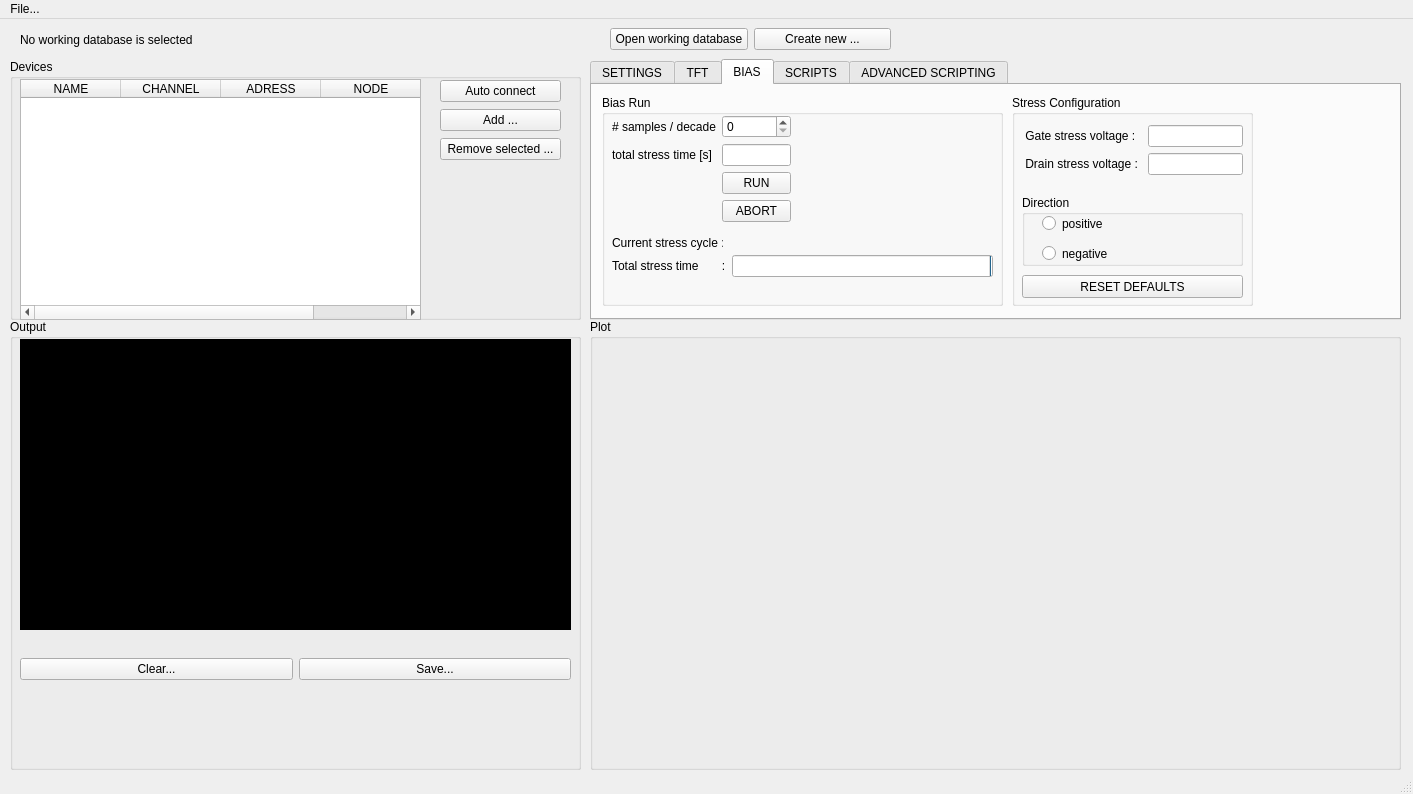
Before: the Qt Designer form BiasStress/ui_files/main_view.ui in ameysm/BiasStress, drawn with Qt 5.
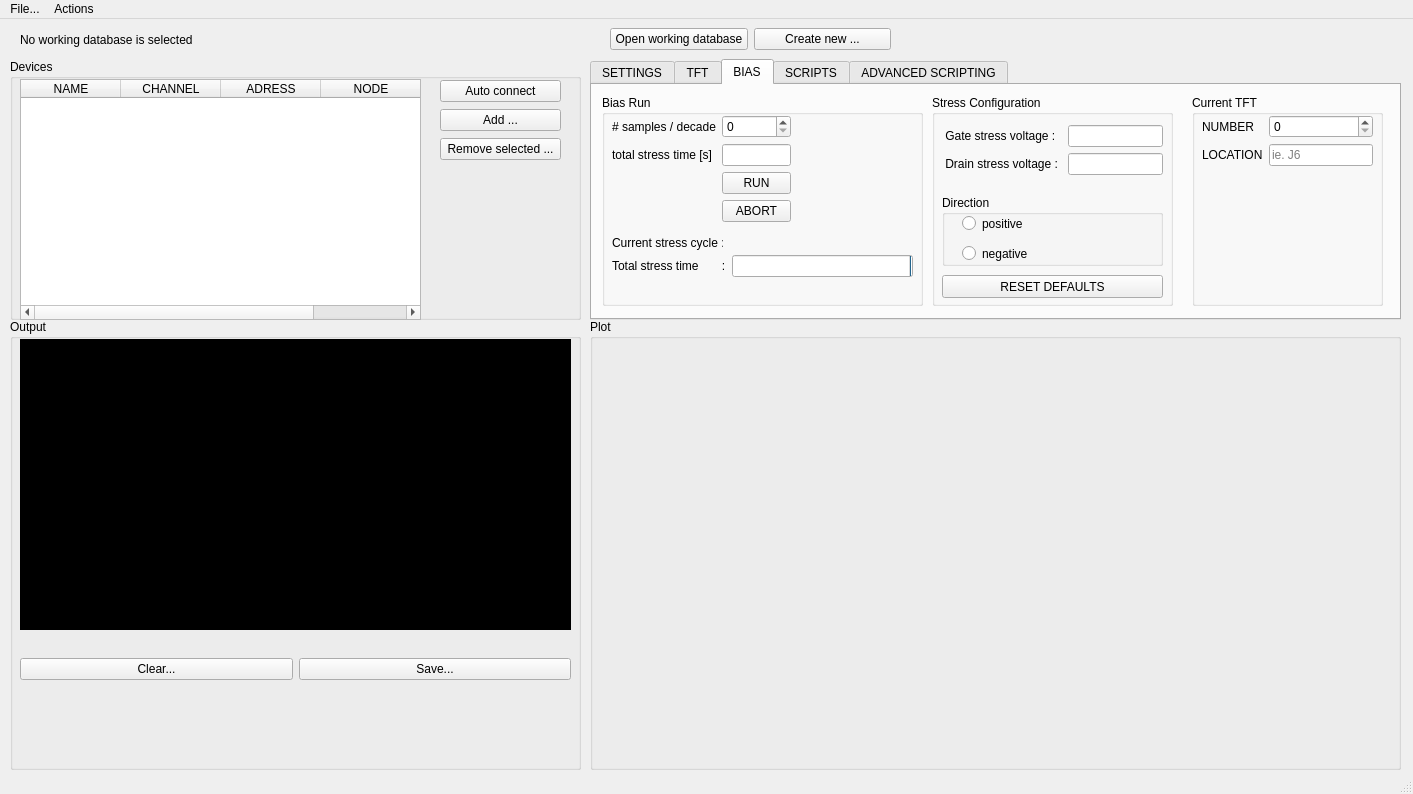
After: the same form once the commit is applied. Custom widgets are drawn as their Qt base class.

Diff of the .ui file:
```diff
--- a/BiasStress/ui_files/main_view.ui
+++ b/BiasStress/ui_files/main_view.ui
@@ -1088,7 +1088,7 @@
        <rect>
         <x>10</x>
         <y>10</y>
-        <width>401</width>
+        <width>321</width>
         <height>211</height>
        </rect>
       </property>
@@ -1153,7 +1153,7 @@
         <rect>
          <x>10</x>
          <y>160</y>
-         <width>381</width>
+         <width>301</width>
          <height>31</height>
         </rect>
        </property>
@@ -1219,7 +1219,7 @@
      <widget class="QGroupBox" name="groupBox_9">
       <property name="geometry">
        <rect>
-        <x>420</x>
+        <x>340</x>
         <y>10</y>
         <width>241</width>
         <height>211</height>
@@ -1316,6 +1316,55 @@
        </property>
       </widget>
      </widget>
+     <widget class="QGroupBox" name="groupBox_11">
+      <property name="geometry">
+       <rect>
+        <x>600</x>
+        <y>10</y>
+        <width>191</width>
+        <height>211</height>
+       </rect>
+      </property>
+      <property name="title">
+       <string>Current TFT</string>
+      </property>
+      <widget class="QWidget" name="formLayoutWidget_10">
+       <property name="geometry">
+        <rect>
+         <x>10</x>
+         <y>20</y>
+         <width>171</width>
+         <height>80</height>
+        </rect>
+       </property>
+       <layout class="QFormLayout" name="formLayout_10">
+        <item row="0" column="0">
+         <widget class="QLabel" name="label_25">
+          <property name="text">
+           <string>NUMBER</string>
+          </property>
+         </widget>
+        </item>
+        <item row="0" column="1">
+         <widget class="QSpinBox" name="tft_number"/>
+        </item>
+        <item row="1" column="0">
+         <widget class="QLabel" name="label_26">
+          <property name="text">
+           <string>LOCATION</string>
+          </property>
+         </widget>
+        </item>
+        <item row="1" column="1">
+         <widget class="QLineEdit" name="tft_location">
+          <property name="placeholderText">
+           <string>ie. J6</string>
+          </property>
+         </widget>
+        </item>
+       </layout>
+      </widget>
+     </widget>
     </widget>
     <widget class="QWidget" name="scripts">
      <attribute name="title">
@@ -1631,7 +1680,17 @@
     </property>
     <addaction name="actionQuit"/>
    </widget>
+   <widget class="QMenu" name="menuDevice">
+    <property name="title">
+     <string>Actions</string>
+    </property>
+    <addaction name="actionMenuAddDevice"/>
+    <addaction name="actionImport_Script"/>
+    <addaction name="actionOpen_Database"/>
+    <addaction name="actionCreate_Wafer"/>
+   </widget>
    <addaction name="menuQuit"/>
+   <addaction name="menuDevice"/>
   </widget>
   <widget class="QStatusBar" name="statusbar"/>
   <action name="actionQuit">
```
Left out of the diff: 33 changed lines with no effect on the pictures.
